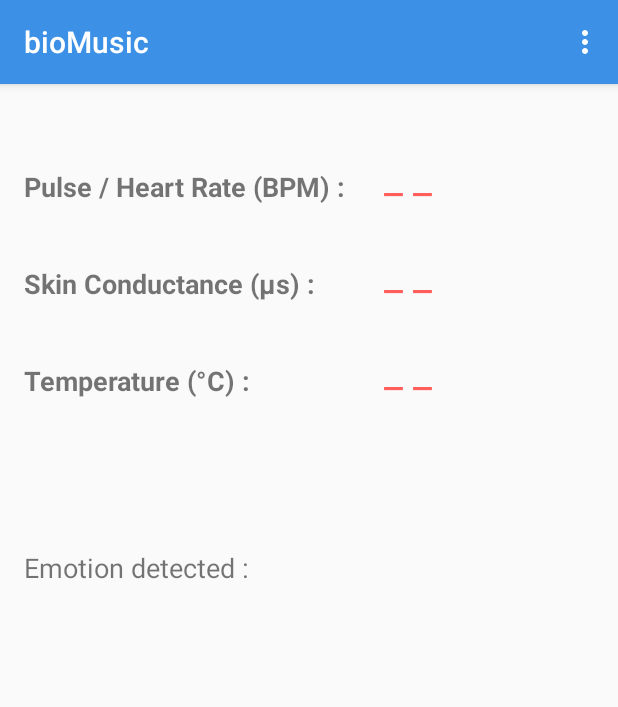
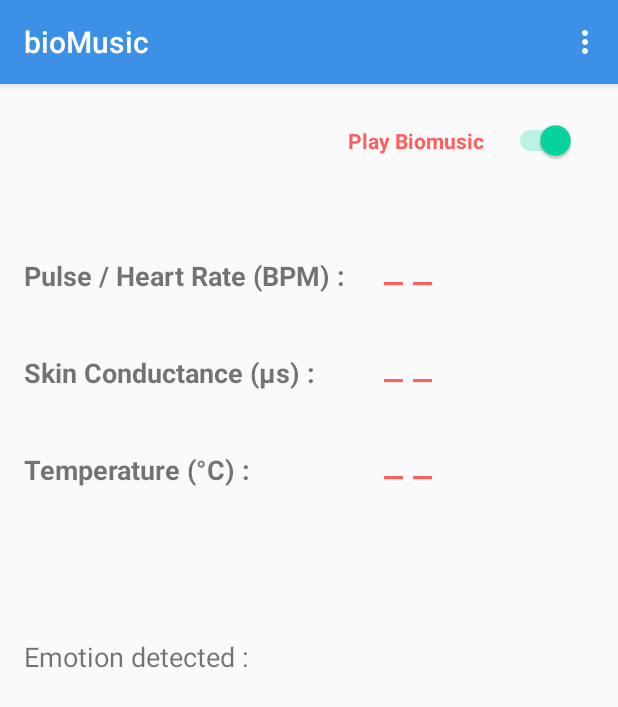
Before and after one commit to CecileRobertMichon/BioMusic, an Android app: the screen it shows after launch (MainActivity), on a phone screen of 412 x 824 dp. Shown: the top 707 px of the screen. Run offline under Robolectric (Android 15) with nearby library versions, the phone set to English and light mode, and no system bars; libraries missing offline, so code that uses them is left out: com.thoughttechnology.api, org.billthefarmer.mididriver; 5 statements that could not run were skipped.

Commit message:
Added music on/off switch

```diff
--- a/app/src/main/java/com/dp/cecile/biomusic/MainActivity.java
+++ b/app/src/main/java/com/dp/cecile/biomusic/MainActivity.java
@@ -1,18 +1,28 @@
 package com.dp.cecile.biomusic;
 
 import android.app.Activity;
+import android.content.pm.PackageInfo;
+import android.content.pm.PackageManager;
+import android.content.pm.Signature;
 import android.os.Bundle;
 import android.support.v7.app.AppCompatActivity;
 import android.support.v7.widget.Toolbar;
+import android.util.Base64;
+import android.util.Log;
 import android.view.Menu;
 import android.view.MenuItem;
 import android.view.View;
+import android.widget.CompoundButton;
+import android.widget.Switch;
 import android.widget.TextView;
 import android.widget.Toast;
+
+import java.security.MessageDigest;
+import java.security.NoSuchAlgorithmException;
 import java.util.Timer;
 import java.util.TimerTask;
 
-public class MainActivity extends AppCompatActivity {
+public class MainActivity extends AppCompatActivity implements CompoundButton.OnCheckedChangeListener {
 
     private Timer mTimer;            //used to update UI
     private TimerTask mTimerTask;    //used to update UI
@@ -24,6 +34,10 @@ public class MainActivity extends AppCompatActivity {
     private FileManager mFileManager;
     private MusicMaker mMusicMaker;
     private MidiGenerator mMidiGenerator;
+
+    private Switch switchMusic;
+    private Boolean musicOn;
+    private TextView init;
 
     // get start time when connection is made and stop time when connection is stopped
     // this is for time stamping the text file
@@ -54,6 +68,15 @@ public class MainActivity extends AppCompatActivity {
 
         // create midi generator
         mMidiGenerator = new MidiGenerator(this);
+
+        switchMusic = (Switch) findViewById(R.id.switch1);
+        musicOn = true;
+        init = (TextView) findViewById(R.id.init_label);
+
+        if (switchMusic != null) {
+            switchMusic.setOnCheckedChangeListener(this);
+        }
+
     }
 
     @Override
@@ -128,6 +151,16 @@ public class MainActivity extends AppCompatActivity {
         return true;
     }
 
+    public void onCheckedChanged(CompoundButton buttonView, boolean isChecked) {
+        Toast.makeText(this, "The Switch is " + (isChecked ? "on" : "off"),
+                Toast.LENGTH_SHORT).show();
+        if(isChecked) {
+            musicOn = true;
+        } else {
+            musicOn = false;
+        }
+    }
+
     @Override
     public boolean onOptionsItemSelected(MenuItem item) {
         // Handle action bar item clicks here. The action bar will
@@ -170,9 +203,9 @@ public class MainActivity extends AppCompatActivity {
     private void updateUI() {
 
         if (mMusicMaker.getBVP_data().size() < 5000){
-            ((TextView) findViewById(R.id.init_label)).setText(String.format("Initializing..."));
+            init.setText("Initializing...");
         } else {
-            ((TextView) findViewById(R.id.init_label)).setText(String.format(""));
+            init.setText("");
             ((TextView) findViewById(R.id.skin_conductance_value)).setText(String.format("%.2f", mData[Data.TYPE_SC]));
             ((TextView) findViewById(R.id.temperature_value)).setText(String.format("%.2f", mData[Data.TYPE_TEMP]));
             ((TextView) findViewById(R.id.heart_rate_value)).setText(String.format("%.2f", mData[Data.TYPE_HR]));
@@ -243,7 +276,10 @@ public class MainActivity extends AppCompatActivity {
     };
 
     public void startMusic() {
-        mMusic.start();
+
+        if(musicOn) {
+            mMusic.start();
+        }
     }
 
     public void stopMusic() {
@@ -251,5 +287,4 @@ public class MainActivity extends AppCompatActivity {
         mMusicMaker.shutDown();
         clearTextView();
     }
-
 }
--- a/app/src/main/res/layout/content_main.xml
+++ b/app/src/main/res/layout/content_main.xml
@@ -13,9 +13,24 @@
     tools:context="com.dp.cecile.biomusic.MainActivity"
     tools:showIn="@layout/activity_main">
 
+
+    <Switch
+        android:id="@+id/switch1"
+        android:layout_width="wrap_content"
+        android:layout_height="wrap_content"
+        android:layout_alignParentEnd="true"
+        android:layout_alignParentRight="true"
+        android:layout_marginBottom="16dp"
+        android:checked="true"
+        android:padding="12dp"
+        android:text="Play Biomusic    "
+        android:textColor="@color/red"
+        android:textStyle="bold" />
+
     <TextView
         android:id="@+id/heart_rate_label"
         style="@style/label"
+        android:layout_below="@id/switch1"
         android:text="Pulse / Heart Rate (BPM) :" />
 
     <TextView
@@ -178,26 +193,27 @@
     <TextView
         android:id="@+id/emotion_title"
         style="@style/title"
+        android:layout_below="@id/temperature_label"
         android:layout_marginTop="100dp"
-    android:layout_below="@id/temperature_label"
         android:text="Emotion detected :" />
 
     <TextView
+        android:id="@+id/init_label"
         android:layout_width="wrap_content"
         android:layout_height="wrap_content"
-         android:layout_centerVertical="true"
-         android:layout_centerHorizontal="true"
-         android:id="@+id/init_label" />
+        android:layout_below="@id/temperature_label"
+        android:layout_marginTop="32dp"
+        android:layout_centerHorizontal="true" />
 
     <TextView
         android:id="@+id/emotion_detected"
         style="@style/title"
+        android:layout_below="@+id/emotion_title"
+        android:layout_centerHorizontal="true"
+        android:layout_centerVertical="true"
+        android:layout_marginTop="16dp"
         android:text="Joy"
-        android:layout_marginTop="16dp"
-        android:layout_centerVertical="true"
-        android:layout_centerHorizontal="true"
-        android:layout_below="@+id/emotion_title"
-        android:visibility="invisible"
-        android:textSize="26sp" />
+        android:textSize="26sp"
+        android:visibility="invisible" />
 
 </RelativeLayout>
```
Lines whose indentation alone changed are shown as unchanged.
